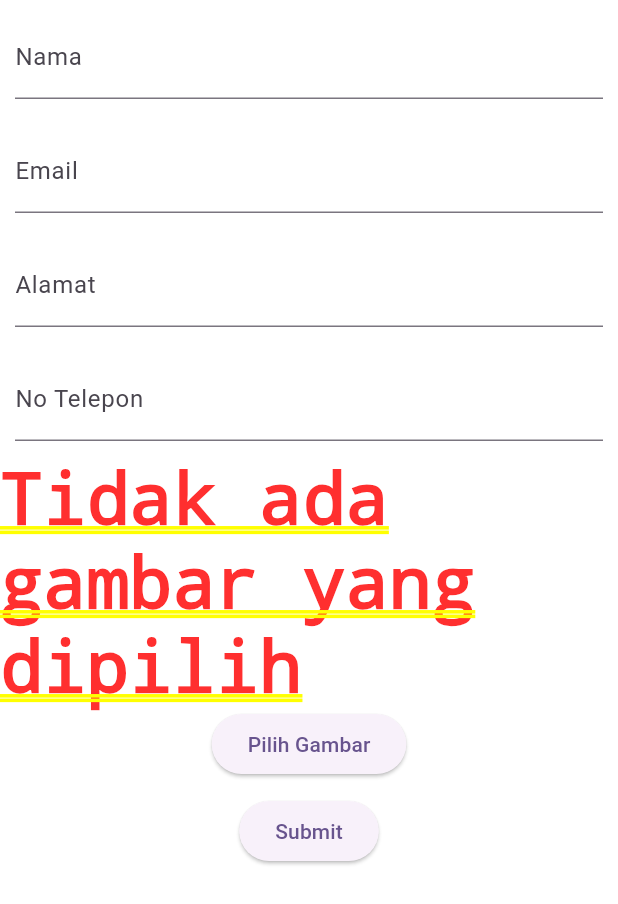
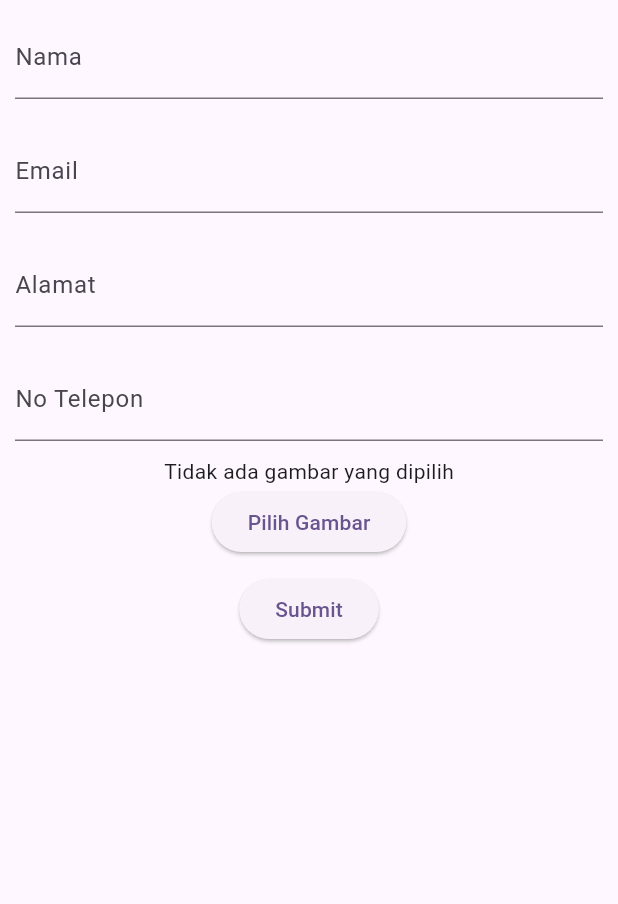
Before and after one commit to Aisyahaf/Kontakform_061, a Flutter app: the screen it shows after launch, after a tap on the "add" icon, on a phone screen of 412 x 824 dp. Shown: the top 904 px of the screen. Run offline on Flutter 3.47's test engine with Material 3 defaults, Android fonts, the light colour scheme and no system bars; our stand-ins replace image_picker; network calls fail.

Commit message:
Wrap Form with Scafflod

```diff
--- a/lib/widget/kontak_form.dart
+++ b/lib/widget/kontak_form.dart
@@ -32,6 +32,7 @@ class _FormKontakState extends State<FormKontak> {
       if (pickedFile != null) {
         _image = File(pickedFile.path);
       } else {
+        // ignore: avoid_print
         print("No Image Selected");
       }
     });
@@ -39,7 +40,11 @@ class _FormKontakState extends State<FormKontak> {
 
   @override
   Widget build(BuildContext context) {
-    return Form(
+    return Scaffold(
+      // appBar: AppBar(
+      //   title: const Text("Form Kontak")
+      // ),
+      body: Form(
           key: _formKey,
           child: SingleChildScrollView(
             child: Column(
@@ -80,7 +85,9 @@ class _FormKontakState extends State<FormKontak> {
                     ? const Text("Tidak ada gambar yang dipilih")
                     : Image.file(_image!),
                 ElevatedButton(
-                  onPressed: getImage, child: const Text("Pilih Gambar")),
+                  onPressed: getImage,
+                  child: const Text("Pilih Gambar"),
+                ),
                 Container(
                   margin: const EdgeInsets.all(10),
                   child: ElevatedButton(
@@ -104,15 +111,16 @@ class _FormKontakState extends State<FormKontak> {
                           Navigator.pushAndRemoveUntil(
                               // ignore: use_build_context_synchronously
                               context,
-                            MaterialPageRoute(builder: (context) => const HomeView()),
-                            (route) => false
-                        );
+                              MaterialPageRoute(
+                                  builder: (context) => const HomeView()),
+                              (route) => false);
                         }
                       },
                       child: const Text("Submit")),
                 )
               ],
             ),
-        ));
+          )),
+    );
   }
 }
```
Lines whose indentation alone changed are shown as unchanged.
